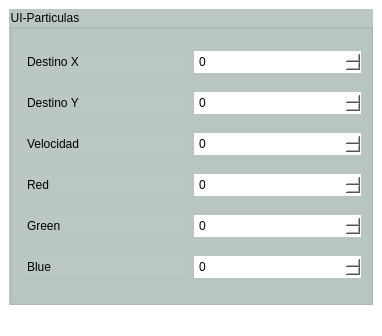
Above: main_window.ui from Tadeo-2404/UI-User-Interface before the change. Below: the same form after it.
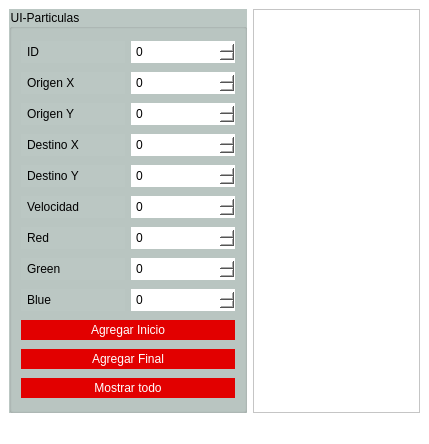
That is the form after the change.

Commit message: Agregando QPlainText

The edit to the form file:
```diff
--- a/main_window.ui
+++ b/main_window.ui
@@ -6,8 +6,8 @@
    <rect>
     <x>0</x>
     <y>0</y>
-    <width>382</width>
-    <height>336</height>
+    <width>429</width>
+    <height>444</height>
    </rect>
   </property>
   <property name="windowTitle">
@@ -32,61 +32,28 @@
        <string>UI-Particulas</string>
       </property>
       <layout class="QGridLayout" name="gridLayout">
-       <item row="0" column="1">
-        <widget class="QSpinBox" name="input_destinoX">
-         <property name="styleSheet">
-          <string notr="true">background-color: rgb(255, 255, 255);
-outline: none;
-border: none;</string>
-         </property>
-         <property name="maximum">
-          <number>500</number>
-         </property>
-        </widget>
-       </item>
-       <item row="4" column="1">
-        <widget class="QSpinBox" name="input_green">
-         <property name="styleSheet">
-          <string notr="true">background-color: rgb(255, 255, 255);
-outline: none;
-border: none;</string>
-         </property>
-         <property name="maximum">
-          <number>255</number>
-         </property>
-        </widget>
-       </item>
-       <item row="2" column="0">
-        <widget class="QLabel" name="label_3">
-         <property name="styleSheet">
-          <string notr="true">text-transform: uppercase;</string>
-         </property>
-         <property name="text">
-          <string>Velocidad</string>
-         </property>
-        </widget>
-       </item>
-       <item row="2" column="1">
-        <widget class="QSpinBox" name="input_velocidad">
-         <property name="styleSheet">
-          <string notr="true">background-color: rgb(255, 255, 255);
-outline: none;
-border: none;</string>
-         </property>
-        </widget>
-       </item>
        <item row="1" column="0">
         <widget class="QLabel" name="label_2">
          <property name="styleSheet">
           <string notr="true">text-transform: uppercase;</string>
          </property>
          <property name="text">
-          <string>Destino Y</string>
+          <string>Origen X</string>
          </property>
         </widget>
        </item>
-       <item row="3" column="0">
-        <widget class="QLabel" name="label_4">
+       <item row="2" column="0">
+        <widget class="QLabel" name="label_origenY">
+         <property name="styleSheet">
+          <string notr="true">text-transform: uppercase;</string>
+         </property>
+         <property name="text">
+          <string>Origen Y</string>
+         </property>
+        </widget>
+       </item>
+       <item row="6" column="0">
+        <widget class="QLabel" name="label_red">
          <property name="styleSheet">
           <string notr="true">text-transform: uppercase;
 </string>
@@ -96,20 +63,42 @@
          </property>
         </widget>
        </item>
-       <item row="3" column="1">
-        <widget class="QSpinBox" name="input_red">
-         <property name="styleSheet">
-          <string notr="true">background-color: rgb(255, 255, 255);
-outline: none;
-border: none;</string>
-         </property>
-         <property name="maximum">
-          <number>255</number>
-         </property>
-        </widget>
-       </item>
        <item row="0" column="0">
-        <widget class="QLabel" name="label">
+        <widget class="QLabel" name="label_id">
+         <property name="styleSheet">
+          <string notr="true">text-transform: uppercase;</string>
+         </property>
+         <property name="text">
+          <string>ID</string>
+         </property>
+        </widget>
+       </item>
+       <item row="4" column="1">
+        <widget class="QSpinBox" name="input_destinoY">
+         <property name="styleSheet">
+          <string notr="true">background-color: rgb(255, 255, 255);
+outline: none;
+border: none;</string>
+         </property>
+         <property name="maximum">
+          <number>500</number>
+         </property>
+        </widget>
+       </item>
+       <item row="2" column="1">
+        <widget class="QSpinBox" name="input_origenY">
+         <property name="styleSheet">
+          <string notr="true">background-color: rgb(255, 255, 255);
+outline: none;
+border: none;</string>
+         </property>
+         <property name="maximum">
+          <number>500</number>
+         </property>
+        </widget>
+       </item>
+       <item row="3" column="0">
+        <widget class="QLabel" name="label_destinoX">
          <property name="styleSheet">
           <string notr="true">text-transform: uppercase;</string>
          </property>
@@ -118,7 +107,7 @@
          </property>
         </widget>
        </item>
-       <item row="5" column="1">
+       <item row="8" column="1">
         <widget class="QSpinBox" name="input_blue">
          <property name="styleSheet">
           <string notr="true">background-color: rgb(255, 255, 255);
@@ -130,8 +119,24 @@
          </property>
         </widget>
        </item>
-       <item row="4" column="0">
-        <widget class="QLabel" name="label_5">
+       <item row="10" column="0" colspan="2">
+        <widget class="QPushButton" name="agregarFinal_btn">
+         <property name="styleSheet">
+          <string notr="true">border: none;
+outline: none;
+text-transform: uppercase;
+color: rgb(255, 255, 255);
+background-color: rgb(226, 0, 0);
+
+</string>
+         </property>
+         <property name="text">
+          <string>Agregar Final</string>
+         </property>
+        </widget>
+       </item>
+       <item row="7" column="0">
+        <widget class="QLabel" name="label_green">
          <property name="styleSheet">
           <string notr="true">text-transform: uppercase;</string>
          </property>
@@ -140,8 +145,67 @@
          </property>
         </widget>
        </item>
+       <item row="5" column="1">
+        <widget class="QSpinBox" name="input_velocidad">
+         <property name="styleSheet">
+          <string notr="true">background-color: rgb(255, 255, 255);
+outline: none;
+border: none;</string>
+         </property>
+        </widget>
+       </item>
+       <item row="7" column="1">
+        <widget class="QSpinBox" name="input_green">
+         <property name="styleSheet">
+          <string notr="true">background-color: rgb(255, 255, 255);
+outline: none;
+border: none;</string>
+         </property>
+         <property name="maximum">
+          <number>255</number>
+         </property>
+        </widget>
+       </item>
+       <item row="9" column="0" colspan="2">
+        <widget class="QPushButton" name="agregarInicio_btn">
+         <property name="styleSheet">
+          <string notr="true">border: none;
+outline: none;
+text-transform: uppercase;
+color: rgb(255, 255, 255);
+background-color: rgb(226, 0, 0);
+
+</string>
+         </property>
+         <property name="text">
+          <string>Agregar Inicio</string>
+         </property>
+        </widget>
+       </item>
+       <item row="4" column="0">
+        <widget class="QLabel" name="label_destinoY">
+         <property name="styleSheet">
+          <string notr="true">text-transform: uppercase;</string>
+         </property>
+         <property name="text">
+          <string>Destino Y</string>
+         </property>
+        </widget>
+       </item>
+       <item row="0" column="1">
+        <widget class="QSpinBox" name="input_id">
+         <property name="styleSheet">
+          <string notr="true">background-color: rgb(255, 255, 255);
+outline: none;
+border: none;</string>
+         </property>
+         <property name="maximum">
+          <number>500</number>
+         </property>
+        </widget>
+       </item>
        <item row="1" column="1">
-        <widget class="QSpinBox" name="input_destinoY">
+        <widget class="QSpinBox" name="input_origenX">
          <property name="styleSheet">
           <string notr="true">background-color: rgb(255, 255, 255);
 outline: none;
@@ -152,8 +216,42 @@
          </property>
         </widget>
        </item>
+       <item row="6" column="1">
+        <widget class="QSpinBox" name="input_red">
+         <property name="styleSheet">
+          <string notr="true">background-color: rgb(255, 255, 255);
+outline: none;
+border: none;</string>
+         </property>
+         <property name="maximum">
+          <number>255</number>
+         </property>
+        </widget>
+       </item>
        <item row="5" column="0">
-        <widget class="QLabel" name="label_6">
+        <widget class="QLabel" name="label_velocidad">
+         <property name="styleSheet">
+          <string notr="true">text-transform: uppercase;</string>
+         </property>
+         <property name="text">
+          <string>Velocidad</string>
+         </property>
+        </widget>
+       </item>
+       <item row="3" column="1">
+        <widget class="QSpinBox" name="input_destinoX">
+         <property name="styleSheet">
+          <string notr="true">background-color: rgb(255, 255, 255);
+outline: none;
+border: none;</string>
+         </property>
+         <property name="maximum">
+          <number>500</number>
+         </property>
+        </widget>
+       </item>
+       <item row="8" column="0">
+        <widget class="QLabel" name="label_blue">
          <property name="styleSheet">
           <string notr="true">text-transform: uppercase;</string>
          </property>
@@ -162,9 +260,38 @@
          </property>
         </widget>
        </item>
+       <item row="11" column="0" colspan="2">
+        <widget class="QPushButton" name="mostrarTodo_btn">
+         <property name="styleSheet">
+          <string notr="true">border: none;
+outline: none;
+text-transform: uppercase;
+color: rgb(255, 255, 255);
+background-color: rgb(226, 0, 0);
+
+</string>
+         </property>
+         <property name="text">
+          <string>Mostrar todo</string>
+         </property>
+        </widget>
+       </item>
       </layout>
      </widget>
     </item>
+    <item row="0" column="1">
+     <widget class="QPlainTextEdit" name="plainTextEdit">
+      <property name="maximumSize">
+       <size>
+        <width>167</width>
+        <height>16777215</height>
+       </size>
+      </property>
+      <property name="plainText">
+       <string/>
+      </property>
+     </widget>
+    </item>
    </layout>
   </widget>
   <widget class="QMenuBar" name="menubar">
```
Left out of the diff: 4 changed lines with no effect on the pictures. The commit also changes 6 other files.
